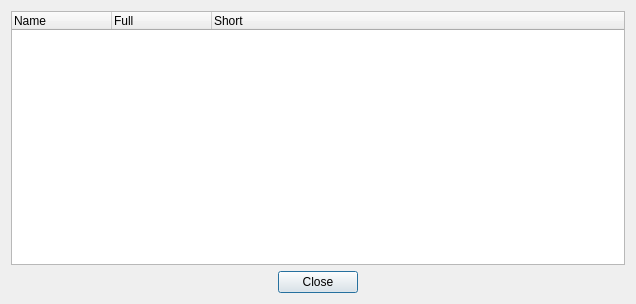
Before: the Qt Designer form cxx/listeners/Observatory/LogDialog.ui in constellation-daq/Constellation, drawn with Qt 5.
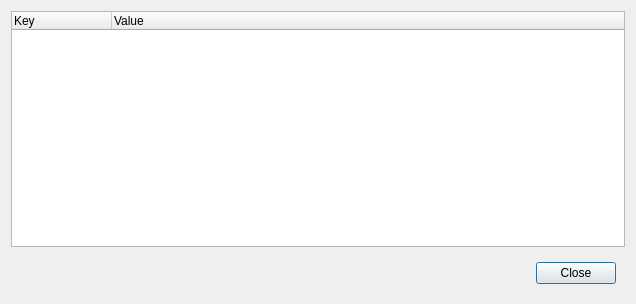
After: the same form once the commit is applied.

Commit message: Observatory: update log details dialog

The edit to the form file:
```diff
--- a/cxx/listeners/Observatory/LogDialog.ui
+++ b/cxx/listeners/Observatory/LogDialog.ui
@@ -16,22 +16,56 @@
   <layout class="QVBoxLayout" name="verticalLayout">
    <item>
     <widget class="QTreeWidget" name="treeLogMessage">
-     <column>
-      <property name="text">
-       <string>Name</string>
-      </property>
-     </column>
+     <property name="rootIsDecorated">
+      <bool>false</bool>
+     </property>
+     <property name="uniformRowHeights">
+      <bool>false</bool>
+     </property>
+     <property name="columnCount">
+      <number>2</number>
+     </property>
      <column>
       <property name="text">
-       <string>Full</string>
+       <string>Key</string>
       </property>
      </column>
      <column>
       <property name="text">
-       <string>Short</string>
+       <string>Value</string>
       </property>
      </column>
     </widget>
+   </item>
+   <item>
+    <layout class="QHBoxLayout" name="horizontalLayout" stretch="1,0">
+     <property name="spacing">
+      <number>15</number>
+     </property>
+     <property name="leftMargin">
+      <number>9</number>
+     </property>
+     <property name="topMargin">
+      <number>9</number>
+     </property>
+     <property name="rightMargin">
+      <number>9</number>
+     </property>
+     <property name="bottomMargin">
+      <number>9</number>
+     </property>
+     <item>
+      <spacer name="horizontalSpacer">
+       <property name="orientation">
+        <enum>Qt::Orientation::Horizontal</enum>
+       </property>
+       <property name="sizeHint" stdset="0">
+        <size>
+         <width>40</width>
+         <height>20</height>
+        </size>
+       </property>
+      </spacer>
    </item>
    <item>
     <widget class="QDialogButtonBox" name="btnClose">
@@ -45,6 +79,8 @@
       <bool>true</bool>
      </property>
     </widget>
+     </item>
+    </layout>
    </item>
   </layout>
  </widget>
```
Left out of the diff: 6 changed lines with no effect on the pictures. Lines whose indentation alone changed are shown as unchanged. The commit also changes 3 other files.
